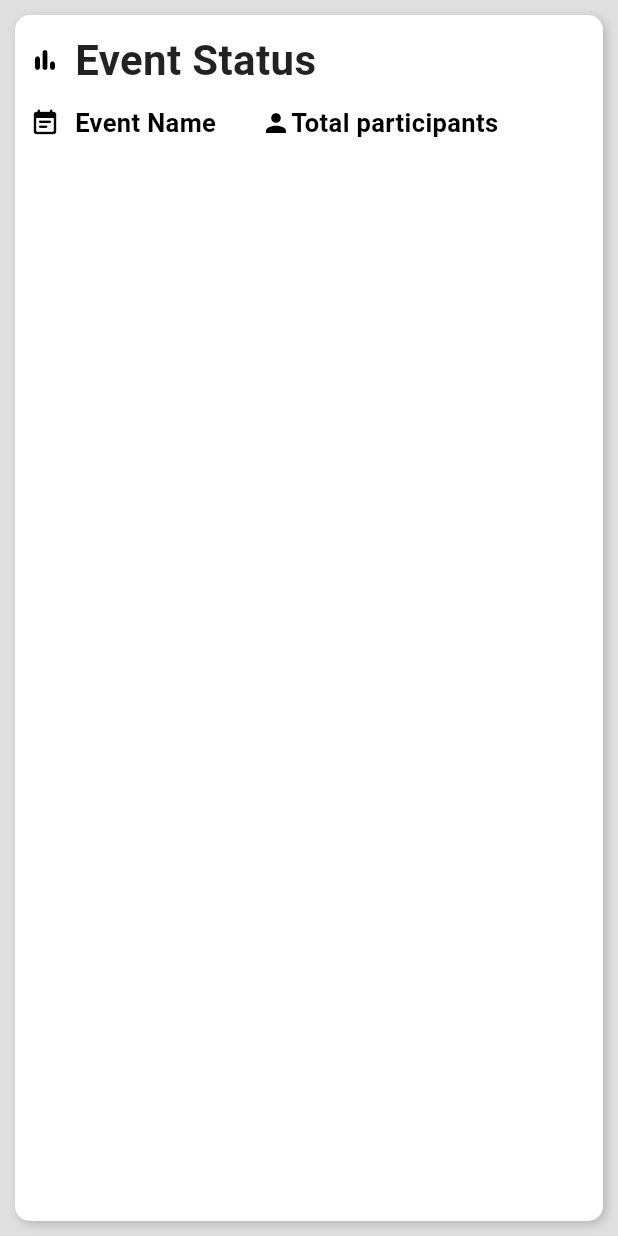
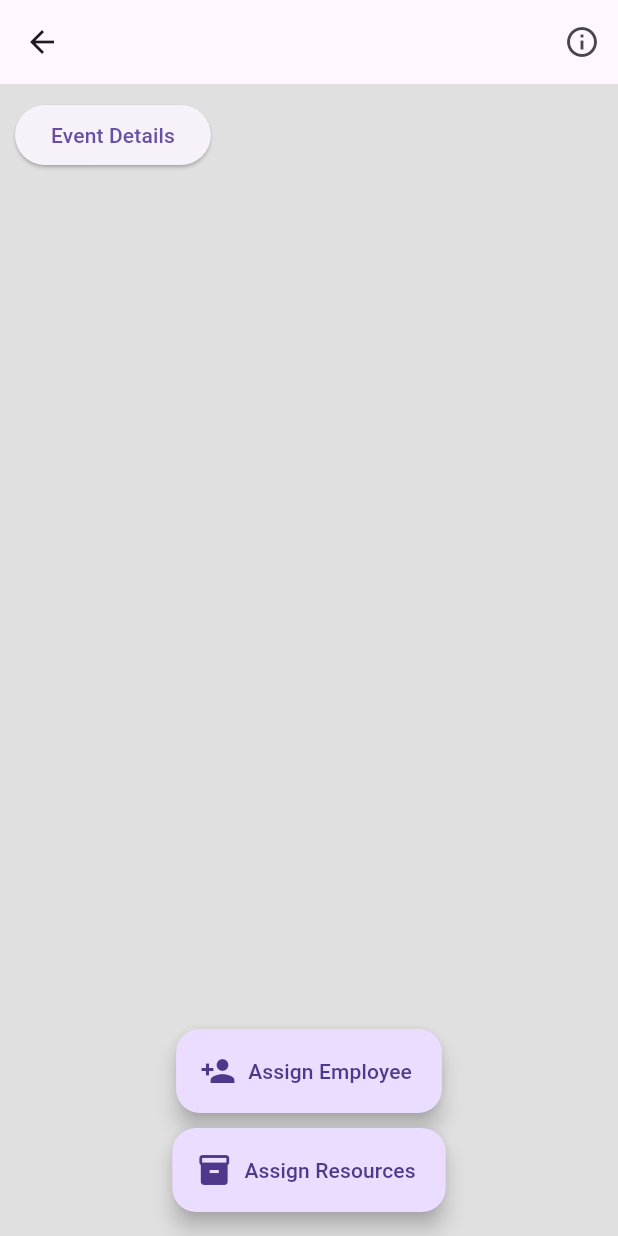
Before and after one commit to amal-krishna-m-u/TeamOneEventManagement, a Flutter app: the MyEventsDetails screen opened directly with empty values, on a phone screen of 412 x 824 dp. Run offline on Flutter 3.47's test engine with Material 2 defaults, Android fonts, the phone set to English and light mode, and no system bars; our stand-ins replace shared_preferences, supabase, supabase_flutter; missing offline and left inert: chart_sparkline; accounts and stored records are empty; Roboto replaces fonts that are missing (Times New Roman); project files that could hold a hidden picture were left out.

Commit message:
renamed the files

```diff
--- a/teamone/lib/main.dart
+++ b/teamone/lib/main.dart
@@ -1,6 +1,6 @@
 import 'package:flutter/material.dart';
-import 'package:smartdeckapp/pages/login_screen.dart';
-import 'package:smartdeckapp/services/supabase_config.dart';
+import 'package:TeamOne/pages/login_screen.dart';
+import 'package:TeamOne/services/supabase_config.dart';
 import 'package:supabase_flutter/supabase_flutter.dart';
 
 
--- a/teamone/lib/pages/event_details.dart
+++ b/teamone/lib/pages/event_details.dart
@@ -1,11 +1,20 @@
 import 'package:flutter/material.dart';
-import 'package:smartdeckapp/pages/dashboard_screen.dart';
-import 'package:smartdeckapp/pages/register_screen.dart';
-import 'package:supabase/supabase.dart';
+import 'package:intl/intl.dart';
+import 'package:shared_preferences/shared_preferences.dart';
+import 'package:TeamOne/main.dart';
+import 'package:TeamOne/pages/dashboard_screen.dart';
+import 'package:TeamOne/pages/event_details.dart';
+import 'package:TeamOne/services/supabase_client.dart';
+import 'package:TeamOne/services/supabase_config.dart';
 import 'package:supabase_flutter/supabase_flutter.dart';
-import 'package:smartdeckapp/services/supabase_config.dart';
-import 'package:smartdeckapp/services/supabase_client.dart';
-import 'package:smartdeckapp/main.dart';
+
+enum TimelineStatus {
+  notStarted,
+  workInProgress,
+  workCompleted,
+  paymentReceived,
+  paymentClosed,
+}
 
 class MyEventsDetails extends StatefulWidget {
   final String eventName;
@@ -81,135 +90,54 @@ tableData = [
  @override
   Widget build(BuildContext context) {
     return Scaffold(
-      backgroundColor: Colors.grey[300],
-      body: SafeArea(
-        child: Column(
-          children: [
-            /*Text('Events: ${events.join(", ")}'),
-            Text('Places: ${places.join(", ")}'),
-            Text('Number of Participants: ${numberParticipants.join(", ")}'),
-            Text('Employees: ${employees.join(", ")}'),
-            ElevatedButton(
-              onPressed: fetchEventsFromSupabase,
-              child: Text('Refresh events Status'),
-            ),*/
-           Expanded(
-              child: Container(
-                alignment: Alignment.topLeft,
-                margin: EdgeInsets.all(10),
-                decoration: BoxDecoration(
-                  color: Colors.white,
-                  borderRadius: BorderRadius.circular(10),
-                  boxShadow: [
-                    BoxShadow(
-                      color: Colors.black.withOpacity(0.2),
-                      blurRadius: 5,
-                      offset: Offset(2, 2),
+      appBar: AppBar(
+        title: Text(widget.eventName),
+        actions: [
+          IconButton(
+            onPressed: () {
+              // Navigate to a separate screen to display event details
+            },
+            icon: Icon(Icons.info_outline),
           ),
         ],
       ),
-                child: Padding(
-                  padding: const EdgeInsets.all(10.0),
+      body: Container(
+        padding: EdgeInsets.all(10),
         child: Column(
           crossAxisAlignment: CrossAxisAlignment.start,
           children: [
-                      Row(
+            ElevatedButton(
+              onPressed: () {
+                // Navigate to a separate screen to display event details
+              },
+              child: Text('Event Details'),
+            ),
+            SizedBox(height: 20),
+            // Place other widgets here as needed
+          ],
+        ),
+      ),
+      floatingActionButton: Column(
+        mainAxisAlignment: MainAxisAlignment.end,
         children: [
-                          Icon(
-                            Icons.bar_chart_rounded,
-                            size: 20,
-                            color: Colors.black,
+          FloatingActionButton.extended(
+            onPressed: () {
+              // Implement the logic to add or assign employees to the event
+            },
+            icon: Icon(Icons.person_add),
+            label: Text('Assign Employee'),
           ),
-                          SizedBox(width: 10),
-                          Text(
-                            'Event Status',
-                            style: TextStyle(
-                              color: Colors.black87,
-                              fontSize: 28,
-                              fontWeight: FontWeight.bold
-                            ),
+          SizedBox(height: 10),
+          FloatingActionButton.extended(
+            onPressed: () {
+              // Implement the logic to add or assign resources to the event
+            },
+            icon: Icon(Icons.inventory),
+            label: Text('Assign Resources'),
           ),
         ],
       ),
-                      SizedBox(height: 10),
-                      Row(
-                        children: [
-                          Icon(
-                            Icons.event_note_rounded,
-                            size: 20,
-                            color: Colors.black,
-                          ),
-                          SizedBox(width: 10),
-                          Text(
-                            'Event Name',
-                            style: TextStyle(
-                              color: Colors.black,
-                              fontWeight: FontWeight.bold,
-                              fontSize: 17,
-                            ),
-                          ),
-                          SizedBox(width: 30),
-                          Icon(
-                            Icons.person,
-                            size: 20,
-                            color: Colors.black,
-                          ),
-
-                          Text(
-                            'Total participants',
-                            style: TextStyle(
-                              color: Colors.black,
-                              fontWeight: FontWeight.bold,
-                              fontSize: 17,
-                            )
-                          ),
-
-                        ],
-                      ),
-                      Expanded(
-                        child: ListView.builder(
-                          itemCount: tableData.length,
-                          itemBuilder: (context, index) {
-                            return ListTile(
-                              title: Text(tableData[index]['name'],
-                                  style: TextStyle(
-                                    color: Colors.grey[700],
-                                    fontWeight: FontWeight.bold,
-                                    fontSize: 17,
-                                  )
-                              ),
-                              subtitle: Text(tableData[index]['place'],
-                                  style: TextStyle(
-                                    color: Colors.grey[700],
-                                    fontWeight: FontWeight.bold,
-                                    fontSize: 17,
-                                  )
-                              ),
-                              leading: Icon(Icons.event),
-                              trailing: Text(tableData[index]['participants']
-                                  .toString(),
-                                  style: TextStyle(
-                                    color: Colors.grey[700],
-                                    fontWeight: FontWeight.bold,
-                                    fontSize: 17,
-                                  )
-
-                                  ),
-                            );
-                          },
-                        ),
-                      ),
-                    ],
-                  ),
-                ),
-              ),
-            ),
-
-
-
-          ],
-        ),
-      ),
+      floatingActionButtonLocation: FloatingActionButtonLocation.centerFloat,
     );
   }
 }
--- a/teamone/lib/pages/flashcards_screen.dart
+++ b/teamone/lib/pages/flashcards_screen.dart
@@ -2,7 +2,7 @@ import 'dart:async';
 import 'dart:math';
 import 'package:shared_preferences/shared_preferences.dart';
 import 'package:supabase_flutter/supabase_flutter.dart';
-import 'package:smartdeckapp/services/supabase_config.dart';
+import 'package:TeamOne/services/supabase_config.dart';
 import 'package:flutter/material.dart';
 
 class FlashcardsScreen extends StatefulWidget {
--- a/teamone/lib/pages/points_screen.dart
+++ b/teamone/lib/pages/points_screen.dart
@@ -1,7 +1,7 @@
 import 'package:flutter/cupertino.dart';
 import 'package:flutter/material.dart';
-import 'package:smartdeckapp/pages/dashboard_screen.dart';
-import 'package:smartdeckapp/pages/register_screen.dart';
+import 'package:TeamOne/pages/dashboard_screen.dart';
+import 'package:TeamOne/pages/register_screen.dart';
 
 class PointsScreen extends StatefulWidget {
   const PointsScreen({Key? key}) : super(key: key);
--- a/teamone/lib/pages/register_screen.dart
+++ b/teamone/lib/pages/register_screen.dart
@@ -1,9 +1,9 @@
 import 'package:flutter/cupertino.dart';
 import 'package:flutter/material.dart';
-import 'package:smartdeckapp/pages/login_screen.dart';
+import 'package:TeamOne/pages/login_screen.dart';
 import 'package:supabase_flutter/supabase_flutter.dart';
-import 'package:smartdeckapp/services/supabase_config.dart';
-import 'package:smartdeckapp/services/supabase_client.dart';
+import 'package:TeamOne/services/supabase_config.dart';
+import 'package:TeamOne/services/supabase_client.dart';
 
 
 class MyRegister extends StatefulWidget {
--- a/teamone/lib/pages/stats_screen.dart
+++ b/teamone/lib/pages/stats_screen.dart
@@ -1,7 +1,7 @@
 import 'package:flutter/cupertino.dart';
 import 'package:flutter/material.dart';
-import 'package:smartdeckapp/pages/dashboard_screen.dart';
-import 'package:smartdeckapp/pages/register_screen.dart';
+import 'package:TeamOne/pages/dashboard_screen.dart';
+import 'package:TeamOne/pages/register_screen.dart';
 import 'package:chart_sparkline/chart_sparkline.dart';
 
 class MyStats extends StatefulWidget {
--- a/teamone/lib/pages/weeks_screen.dart
+++ b/teamone/lib/pages/weeks_screen.dart
@@ -1,7 +1,7 @@
 import 'package:flutter/cupertino.dart';
 import 'package:flutter/material.dart';
-import 'package:smartdeckapp/pages/dashboard_screen.dart';
-import 'package:smartdeckapp/pages/register_screen.dart';
+import 'package:TeamOne/pages/dashboard_screen.dart';
+import 'package:TeamOne/pages/register_screen.dart';
 
 class WeeeksScreen extends StatefulWidget {
   const WeeeksScreen({Key? key}) : super(key: key);
```
Also changed, not shown: teamone/lib/pages/dashboard_screen.dart (+7 -7 lines), teamone/lib/pages/login_screen.dart (+5 -5 lines), teamone/lib/pages/topics_screen.dart (+5 -5 lines), teamone/pubspec.yaml (+2 -6 lines), 1 other file. Lines whose indentation alone changed are shown as unchanged.
